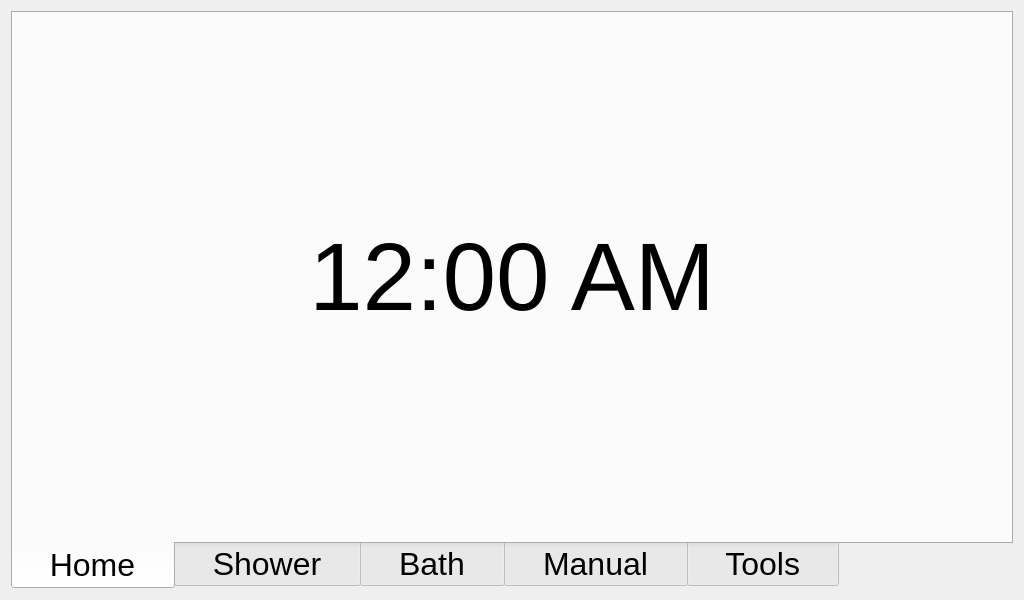
Qt form mainwindow.ui (Maeyanie/showercap) before a commit.
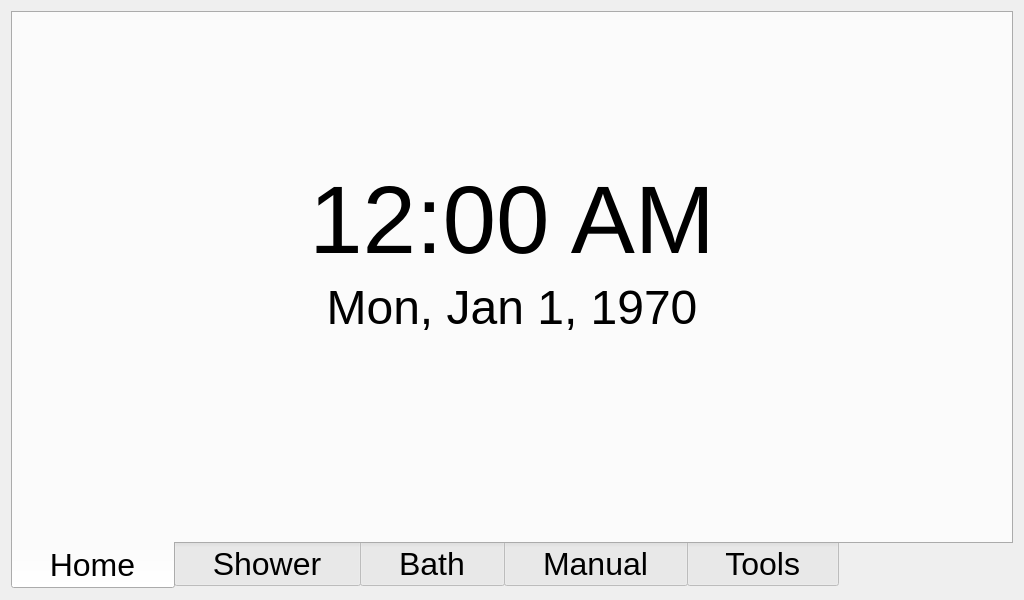
The same form after that commit.

Commit message: Add date to Home screen, and make both date and time formats configurable.

The edit to the form file:
```diff
--- a/mainwindow.ui
+++ b/mainwindow.ui
@@ -41,8 +41,8 @@
        <attribute name="title">
         <string>   Home   </string>
        </attribute>
-       <layout class="QGridLayout" name="gridLayout">
-        <item row="0" column="0">
+       <layout class="QVBoxLayout" name="verticalLayout_10">
+        <item>
          <widget class="QLabel" name="clockHome">
           <property name="font">
            <font>
@@ -53,7 +53,22 @@
            <string>12:00 AM</string>
           </property>
           <property name="alignment">
-           <set>Qt::AlignCenter</set>
+           <set>Qt::AlignBottom|Qt::AlignHCenter</set>
+          </property>
+         </widget>
+        </item>
+        <item>
+         <widget class="QLabel" name="dateHome">
+          <property name="font">
+           <font>
+            <pointsize>36</pointsize>
+           </font>
+          </property>
+          <property name="text">
+           <string>Mon, Jan 1, 1970</string>
+          </property>
+          <property name="alignment">
+           <set>Qt::AlignHCenter|Qt::AlignTop</set>
           </property>
          </widget>
         </item>
```
The commit also changes 6 other files.
